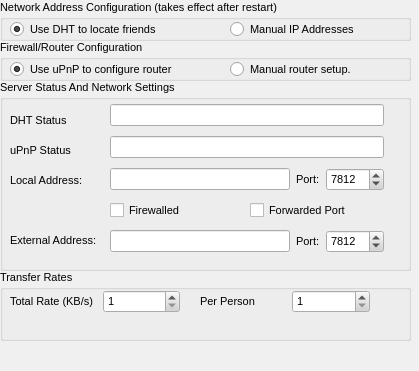
Qt form retroshare-gui/src/gui/Preferences/ServerDialog.ui (RetroShare/RetroShare) before a commit.
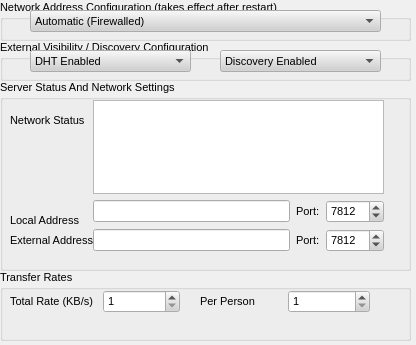
The same form after that commit.

Commit message: * Enabled network configuration control from GUI.  * Added Safe configuration save before quit().  * Updated libretroshare's interface files.

Diff of the .ui file:
```diff
--- a/retroshare-gui/src/gui/Preferences/ServerDialog.ui
+++ b/retroshare-gui/src/gui/Preferences/ServerDialog.ui
@@ -5,14 +5,12 @@
    <rect>
     <x>0</x>
     <y>0</y>
-    <width>419</width>
-    <height>371</height>
+    <width>416</width>
+    <height>345</height>
    </rect>
   </property>
   <property name="sizePolicy" >
-   <sizepolicy>
-    <hsizetype>7</hsizetype>
-    <vsizetype>7</vsizetype>
+   <sizepolicy vsizetype="Expanding" hsizetype="Expanding" >
     <horstretch>0</horstretch>
     <verstretch>0</verstretch>
    </sizepolicy>
@@ -572,10 +570,7 @@
      <item>
       <widget class="QLabel" name="label_12" >
        <property name="text" >
-        <string>&lt;html>&lt;head>&lt;meta name="qrichtext" content="1" />&lt;style type="text/css">
-p, li { white-space: pre-wrap; }
-&lt;/style>&lt;/head>&lt;body style=" font-family:'Arial'; font-size:8pt; font-weight:400; font-style:normal; text-decoration:none;">
-&lt;p style=" margin-top:0px; margin-bottom:0px; margin-left:0px; margin-right:0px; -qt-block-indent:0; text-indent:0px;">Per Person          &lt;/p>&lt;/body>&lt;/html></string>
+        <string>Per Person  </string>
        </property>
       </widget>
      </item>
@@ -605,36 +600,47 @@
     </rect>
    </property>
    <property name="title" >
-    <string>Firewall/Router Configuration</string>
+    <string>External Visibility / Discovery Configuration</string>
    </property>
-   <widget class="QRadioButton" name="ManualButton" >
+   <widget class="QComboBox" name="dhtComboBox" >
     <property name="geometry" >
      <rect>
-      <x>230</x>
-      <y>20</y>
+      <x>30</x>
+      <y>10</y>
       <width>161</width>
-      <height>18</height>
+      <height>22</height>
      </rect>
     </property>
-    <property name="text" >
-     <string>Manual router setup.</string>
-    </property>
+    <item>
+     <property name="text" >
+      <string>DHT Enabled</string>
+     </property>
+    </item>
+    <item>
+     <property name="text" >
+      <string>DHT Disabled</string>
+     </property>
+    </item>
    </widget>
-   <widget class="QRadioButton" name="UPnPButton" >
+   <widget class="QComboBox" name="discComboBox" >
     <property name="geometry" >
      <rect>
-      <x>10</x>
-      <y>20</y>
-      <width>211</width>
-      <height>18</height>
+      <x>220</x>
+      <y>10</y>
+      <width>161</width>
+      <height>22</height>
      </rect>
     </property>
-    <property name="text" >
-     <string>Use uPnP to configure router</string>
-    </property>
-    <property name="checked" >
-     <bool>true</bool>
-    </property>
+    <item>
+     <property name="text" >
+      <string>Discovery Enabled</string>
+     </property>
+    </item>
+    <item>
+     <property name="text" >
+      <string>Discovery Disabled</string>
+     </property>
+    </item>
    </widget>
   </widget>
   <widget class="QGroupBox" name="groupBox_2" >
@@ -649,34 +655,30 @@
    <property name="title" >
     <string>Network Address Configuration (takes effect after restart)</string>
    </property>
-   <widget class="QRadioButton" name="DHTButton" >
+   <widget class="QComboBox" name="netModeComboBox" >
     <property name="geometry" >
      <rect>
-      <x>10</x>
-      <y>20</y>
-      <width>211</width>
-      <height>18</height>
+      <x>30</x>
+      <y>10</y>
+      <width>351</width>
+      <height>22</height>
      </rect>
     </property>
-    <property name="text" >
-     <string>Use DHT to locate friends </string>
-    </property>
-    <property name="checked" >
-     <bool>true</bool>
-    </property>
-   </widget>
-   <widget class="QRadioButton" name="noDHTButton" >
-    <property name="geometry" >
-     <rect>
-      <x>230</x>
-      <y>20</y>
-      <width>161</width>
-      <height>18</height>
-     </rect>
-    </property>
-    <property name="text" >
-     <string>Manual IP Addresses</string>
-    </property>
+    <item>
+     <property name="text" >
+      <string>Automatic (Firewalled)</string>
+     </property>
+    </item>
+    <item>
+     <property name="text" >
+      <string>Firewalled  + No UPnP</string>
+     </property>
+    </item>
+    <item>
+     <property name="text" >
+      <string>External (Forwarded) Port</string>
+     </property>
+    </item>
    </widget>
   </widget>
   <widget class="QGroupBox" name="groupBox" >
@@ -694,10 +696,10 @@
    <widget class="QWidget" name="layoutWidget" >
     <property name="geometry" >
      <rect>
-      <x>110</x>
+      <x>93</x>
       <y>20</y>
-      <width>274</width>
-      <height>159</height>
+      <width>291</width>
+      <height>152</height>
      </rect>
     </property>
     <layout class="QVBoxLayout" >
@@ -708,17 +710,26 @@
       <number>6</number>
      </property>
      <item>
-      <widget class="QLineEdit" name="dhtStatus" />
-     </item>
-     <item>
-      <widget class="QLineEdit" name="upnpStatus" />
+      <widget class="QTextEdit" name="netStatusBox" />
      </item>
      <item>
       <layout class="QGridLayout" >
        <property name="margin" >
         <number>0</number>
        </property>
-       <property name="spacing" >
+       <property name="topMargin" >
+        <number>0</number>
+       </property>
+       <property name="rightMargin" >
+        <number>0</number>
+       </property>
+       <property name="bottomMargin" >
+        <number>0</number>
+       </property>
+       <property name="horizontalSpacing" >
+        <number>6</number>
+       </property>
+       <property name="verticalSpacing" >
         <number>6</number>
        </property>
        <item row="0" column="0" >
@@ -746,36 +757,24 @@
        </item>
       </layout>
      </item>
-     <item>
-      <layout class="QHBoxLayout" >
-       <property name="margin" >
-        <number>0</number>
-       </property>
-       <property name="spacing" >
-        <number>6</number>
-       </property>
-       <item>
-        <widget class="QCheckBox" name="chkFirewall" >
-         <property name="text" >
-          <string>Firewalled</string>
-         </property>
-        </widget>
-       </item>
-       <item>
-        <widget class="QCheckBox" name="chkForwarded" >
-         <property name="text" >
-          <string>Forwarded Port</string>
-         </property>
-        </widget>
-       </item>
-      </layout>
-     </item>
      <item>
       <layout class="QGridLayout" >
-       <property name="margin" >
+       <property name="leftMargin" >
         <number>0</number>
        </property>
-       <property name="spacing" >
+       <property name="topMargin" >
+        <number>0</number>
+       </property>
+       <property name="rightMargin" >
+        <number>0</number>
+       </property>
+       <property name="bottomMargin" >
+        <number>0</number>
+       </property>
+       <property name="horizontalSpacing" >
+        <number>6</number>
+       </property>
+       <property name="verticalSpacing" >
         <number>6</number>
        </property>
        <item row="0" column="0" >
@@ -797,10 +796,7 @@
        <item row="0" column="1" >
         <widget class="QLabel" name="label_4" >
          <property name="text" >
-          <string>&lt;html>&lt;head>&lt;meta name="qrichtext" content="1" />&lt;style type="text/css">
-p, li { white-space: pre-wrap; }
-&lt;/style>&lt;/head>&lt;body style=" font-family:'Arial'; font-size:8pt; font-weight:400; font-style:normal; text-decoration:none;">
-&lt;p style=" margin-top:0px; margin-bottom:0px; margin-left:0px; margin-right:0px; -qt-block-indent:0; text-indent:0px;">Port:&lt;/p>&lt;/body>&lt;/html></string>
+          <string>Port:</string>
          </property>
         </widget>
        </item>
@@ -818,10 +814,7 @@
      </rect>
     </property>
     <property name="text" >
-     <string>&lt;html>&lt;head>&lt;meta name="qrichtext" content="1" />&lt;style type="text/css">
-p, li { white-space: pre-wrap; }
-&lt;/style>&lt;/head>&lt;body style=" font-family:'Arial'; font-size:8pt; font-weight:400; font-style:normal; text-decoration:none;">
-&lt;p style=" margin-top:0px; margin-bottom:0px; margin-left:0px; margin-right:0px; -qt-block-indent:0; text-indent:0px;">External Address:&lt;/p>&lt;/body>&lt;/html></string>
+     <string>External Address</string>
     </property>
    </widget>
    <widget class="QLabel" name="label_6" >
@@ -834,39 +827,20 @@
      </rect>
     </property>
     <property name="text" >
-     <string>&lt;html>&lt;head>&lt;meta name="qrichtext" content="1" />&lt;style type="text/css">
-p, li { white-space: pre-wrap; }
-&lt;/style>&lt;/head>&lt;body style=" font-family:'Arial'; font-size:8pt; font-weight:400; font-style:normal; text-decoration:none;">
-&lt;p style=" margin-top:0px; margin-bottom:0px; margin-left:0px; margin-right:0px; -qt-block-indent:0; text-indent:0px;">DHT Status&lt;/p>&lt;/body>&lt;/html></string>
-    </property>
-   </widget>
-   <widget class="QLabel" name="label_3" >
-    <property name="geometry" >
-     <rect>
-      <x>10</x>
-      <y>60</y>
-      <width>80</width>
-      <height>21</height>
-     </rect>
-    </property>
-    <property name="text" >
-     <string>uPnP Status</string>
+     <string>Network Status</string>
     </property>
    </widget>
    <widget class="QLabel" name="label" >
     <property name="geometry" >
      <rect>
       <x>10</x>
-      <y>90</y>
+      <y>130</y>
       <width>81</width>
       <height>21</height>
      </rect>
     </property>
     <property name="text" >
-     <string>&lt;html>&lt;head>&lt;meta name="qrichtext" content="1" />&lt;style type="text/css">
-p, li { white-space: pre-wrap; }
-&lt;/style>&lt;/head>&lt;body style=" font-family:'Arial'; font-size:8pt; font-weight:400; font-style:normal; text-decoration:none;">
-&lt;p style=" margin-top:0px; margin-bottom:0px; margin-left:0px; margin-right:0px; -qt-block-indent:0; text-indent:0px;">Local Address:&lt;/p>&lt;/body>&lt;/html></string>
+     <string>Local Address</string>
     </property>
    </widget>
   </widget>
```
Left out of the diff: 84 changed lines with no effect on the pictures. The commit also changes 4 other files.
